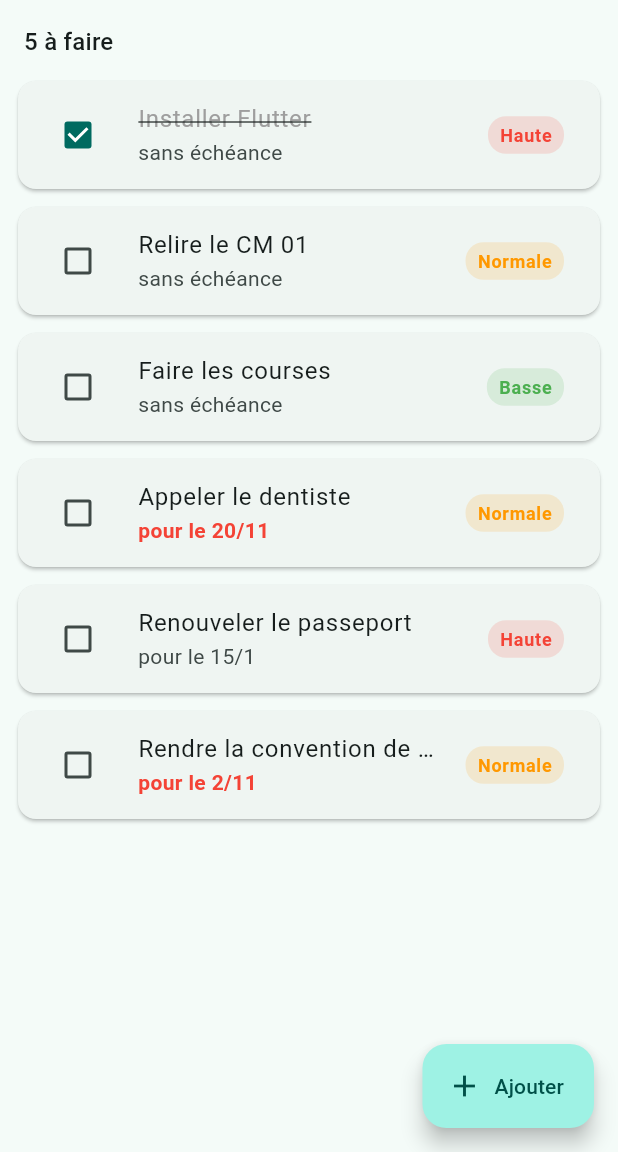
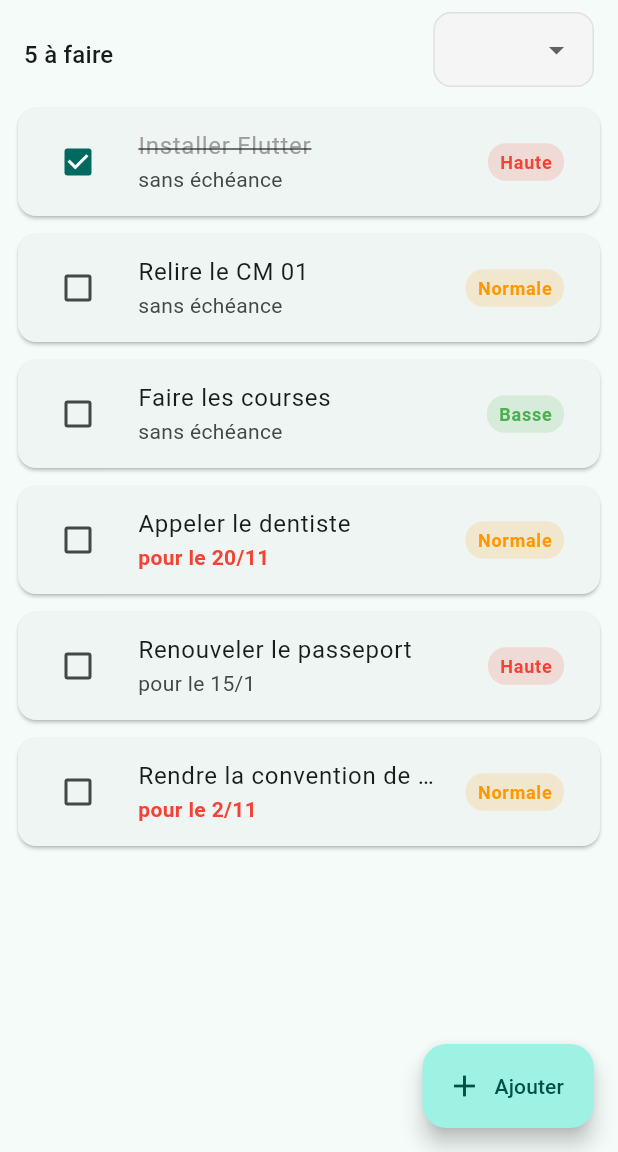
Before and after one commit to BekhechiWahib/mes_taches_flutter, a Flutter app: the screen it shows after launch, on a phone screen of 412 x 824 dp, the part 84-1236 px from its top. Run offline on Flutter 3.47's test engine with Material 3 defaults, Android fonts, the phone set to English and light mode, and no system bars.

Commit message:
C & D Complete

```diff
--- a/lib/components/my_card.dart
+++ b/lib/components/my_card.dart
@@ -5,12 +5,14 @@ import 'package:mes_taches/modele/taches.dart'; // pour libelleEcheance, estEnRe
 class MyCard extends StatelessWidget {
   // 1. Les champs
   final Tache tache;
+  final Function ouvrirDetail;
   final VoidCallback onToggle;
 
   // 2. Le constructeur
   const MyCard({
     super.key,
     required this.tache,
+    required this.ouvrirDetail,
     required this.onToggle,
   });
 
@@ -24,6 +26,7 @@ class MyCard extends StatelessWidget {
     return Card(
       margin: const EdgeInsets.symmetric(horizontal: 12, vertical: 6),
       child: ListTile(
+        onTap: () => ouvrirDetail(),
         leading: Checkbox(
           value: tache.done,
           onChanged: (_) => onToggle(),
--- a/lib/pages/page_taches.dart
+++ b/lib/pages/page_taches.dart
@@ -5,6 +5,7 @@ import 'package:mes_taches/components/my_card.dart';
 import 'package:mes_taches/modele/tache.dart';
 import 'package:mes_taches/modele/taches.dart';
 import 'package:mes_taches/donnees/exemples.dart';
+import 'package:mes_taches/pages/detail_tache.dart';
 
 class PageTaches extends StatefulWidget {
   const PageTaches({super.key});
@@ -12,6 +13,10 @@ class PageTaches extends StatefulWidget {
   @override
   State<PageTaches> createState() => _PageTachesState();
 }
+
+
+enum Filtre { toutes, aFaire, faites }
+
 
 class _PageTachesState extends State<PageTaches> {
   late final List<Tache> _taches;
@@ -41,12 +46,12 @@ class _PageTachesState extends State<PageTaches> {
     });
   }
 
-  void _ajouterExemple() {
+  void _ajouterExemple(String title) {
     setState(() {
       _taches.add(
         Tache(
           id: 'exemple-${DateTime.now().microsecondsSinceEpoch}',
-          title: 'Nouvelle tâche d\'exemple',
+          title: title,
           priority: Priority.normal,
         ),
       );
@@ -70,12 +75,7 @@ class _PageTachesState extends State<PageTaches> {
           ),
           FilledButton(
             onPressed: () {
-              setState(() {
-                _taches.add(Tache(
-                  id: 't-${DateTime.now().microsecondsSinceEpoch}',
-                  title: _nouveauTitre,
-                ));
-              });
+              _ajouterExemple(_nouveauTitre);
               Navigator.pop(context);
             },
             child: const Text('Ajouter'),
@@ -87,17 +87,48 @@ class _PageTachesState extends State<PageTaches> {
 }
 
 
+Future<void> _ouvrirDetail(Tache tache) async {
+  final modifiee = await Navigator.push<Tache>(
+    context,
+    MaterialPageRoute(builder: (_) => DetailTache(tache: tache)),
+  );
+
+  if (modifiee == null) return; // simple retour, pas d'action
+  if (!mounted) return;
+
+  setState(() {
+    final index = _taches.indexWhere((t) => t.id == modifiee.id);
+    if (index != -1) {
+      _taches[index] = modifiee; // remplace par la version modifiée
+    }
+  });
+}
+
+ final itemsFiltre = ['Toutes','à Faire','Faites'];
+  String? selectedFiltre;
 
 
 
   @override
   Widget build(BuildContext context) {
+
+    final visibles = _taches.where((t) {
+          if (selectedFiltre == 'à Faire') return !t.done;
+          if (selectedFiltre == 'Faites') return t.done;
+          return true;
+        }).toList();
+
+
     return Scaffold(
       appBar: AppBar(
         title: const Text('Mes tâches'),
         backgroundColor: Color.fromARGB(255, 255, 248, 150),
         ),
       body: Column(
+        children: [
+           Row(
+            crossAxisAlignment:CrossAxisAlignment.center,
+            mainAxisAlignment: MainAxisAlignment.spaceBetween,
             children: [
               Padding(
                 padding: const EdgeInsets.fromLTRB(16, 16, 16, 8),
@@ -109,13 +140,57 @@ class _PageTachesState extends State<PageTaches> {
                   ),
                 ),
               ),
+
+             Padding(
+                padding: const EdgeInsets.symmetric(horizontal: 16, vertical: 8),
+                child: Container(
+                  padding: const EdgeInsets.symmetric(horizontal: 12),
+                  decoration: BoxDecoration(
+                    color: Colors.grey[100],
+                    borderRadius: BorderRadius.circular(12),
+                    border: Border.all(color: Colors.grey[300]!),
+                  ),
+                  child: DropdownButton<String>(
+                    value: selectedFiltre,
+                    underline: const SizedBox.shrink(),
+                    borderRadius: BorderRadius.circular(12),
+                    items: itemsFiltre.map(buildMenuItem).toList(),
+                    onChanged: (value) {
+                      if (value == null) return;
+                      setState(() => selectedFiltre = value);
+                    },
+                  ),
+                ),
+              ),
+            ],
+           ),
           Expanded(
-            child: ListView.builder(
-              itemCount: _taches.length,
+            child:
+            (visibles.isEmpty)?
+            Center(
+              child: Text.rich(
+                TextSpan(
+                  text: 'Liste ',
+                  style: const TextStyle(fontSize: 20,),
+                  children: [
+                    TextSpan(
+                      text: '< $selectedFiltre >',
+                      style: const TextStyle(
+                        fontWeight: FontWeight.bold,
+                        color: Colors.black, // ou la couleur que tu veux
+                      ),
+                    ),
+                    const TextSpan(text: ' est vide.'),
+                  ],
+                ),
+              ),
+            )      : ListView.builder(
+              itemCount: visibles.length,
               itemBuilder: (context, index) {
-                final tache = _taches[index];
+                final tache = visibles[index];
                 return MyCard(
                   tache: tache,
+                  ouvrirDetail:() => _ouvrirDetail(tache),
                   onToggle: () => _basculer(tache),
                 );
               },
@@ -129,5 +204,17 @@ class _PageTachesState extends State<PageTaches> {
         label: const Text('Ajouter'),
       ),
     );
+
+
   }
+   DropdownMenuItem<String> buildMenuItem(String item) => DropdownMenuItem<String>(
+    value: item,
+    child: Row(
+      children: [
+        //Icon(icone, size: 18, color: Colors.grey[700]),
+        const SizedBox(width: 8),
+        Text(item),
+      ],
+    ),
+  );
 }
```
Also changed, not shown: lib/pages/detail_tache.dart (added, +113 -0 lines). Lines whose indentation alone changed are shown as unchanged.
